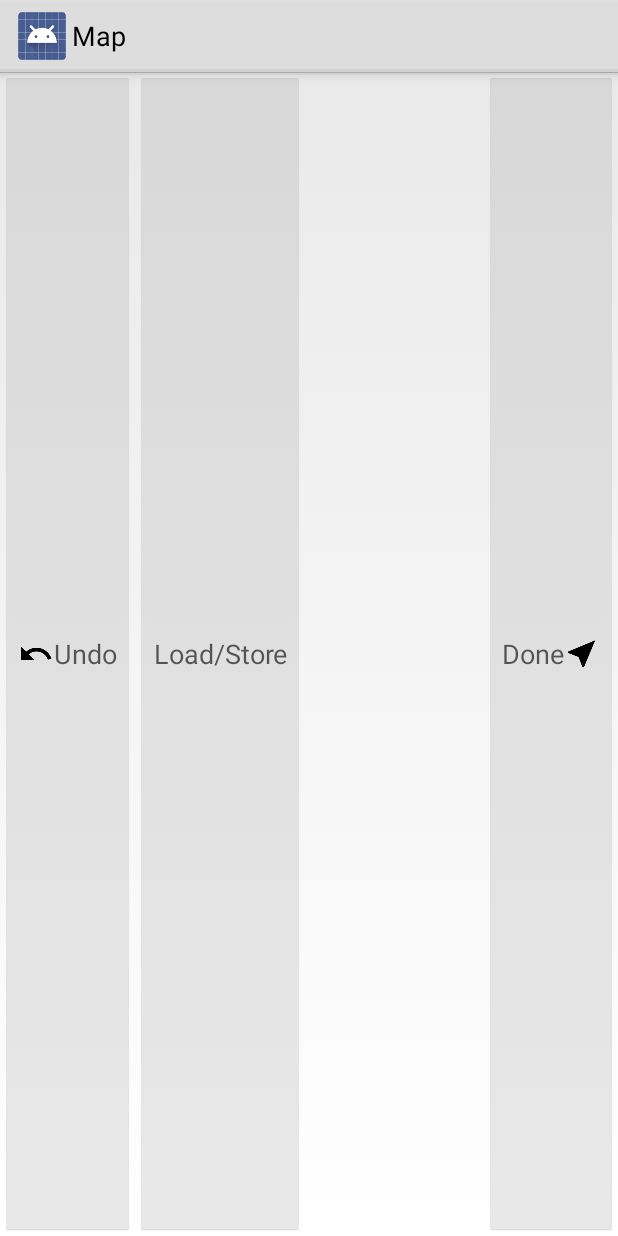
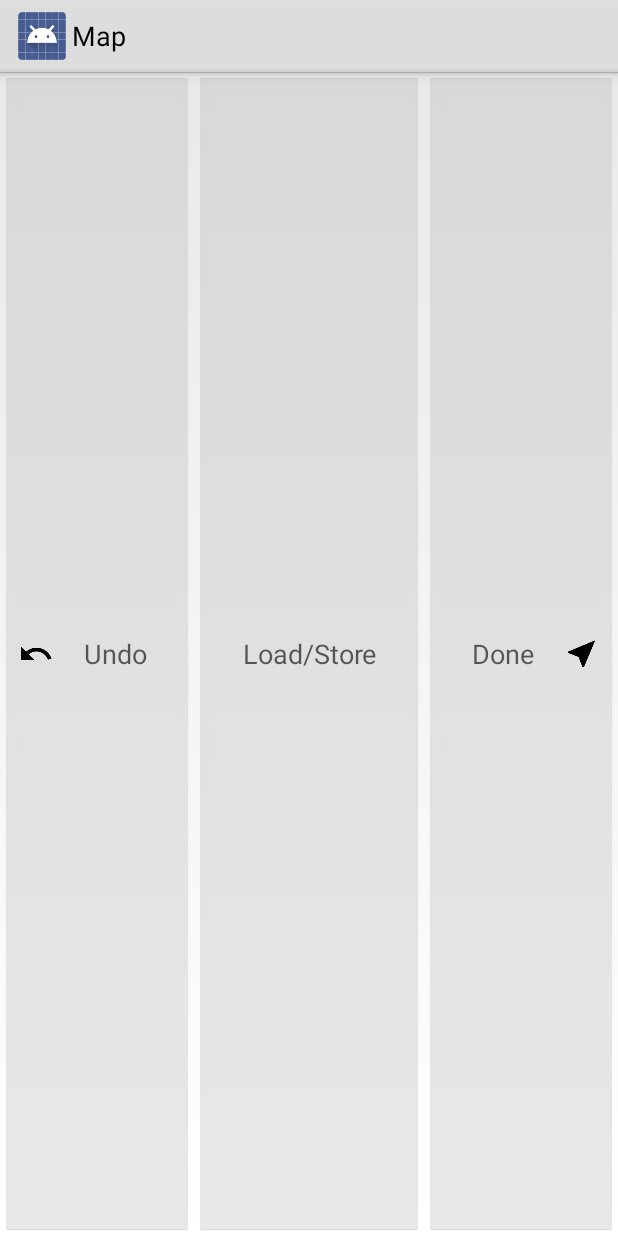
Before and after one commit to andiselinger/hikeMap, an Android app: the layout custom_action_bar_layout.xml on its own in the app's theme, with its tools: preview values and no code run, on a phone screen of 412 x 824 dp. Run offline under Robolectric (Android 15) with nearby library versions, the phone set to English and light mode, and no system bars.

Commit message:
Style changes

```diff
--- a/app/src/main/java/com/example/andi/hikemap/FirebaseActivity.java
+++ b/app/src/main/java/com/example/andi/hikemap/FirebaseActivity.java
@@ -5,6 +5,7 @@ import android.os.Bundle;
 import android.app.Activity;
 import android.provider.Settings;
 import android.util.Log;
+import android.view.Gravity;
 import android.view.View;
 import android.view.WindowManager;
 import android.widget.Button;
@@ -203,8 +204,9 @@ public class FirebaseActivity extends Activity {
 
                 }
             });
-            LinearLayout.LayoutParams layoutParams = new LinearLayout.LayoutParams(300, 70);
-            layoutParams.setMargins(5, 3, 0, 0); // left, top, right, bottom
+            LinearLayout.LayoutParams layoutParams = new LinearLayout.LayoutParams(LinearLayout.LayoutParams.WRAP_CONTENT,
+                    LinearLayout.LayoutParams.WRAP_CONTENT);
+            layoutParams.setMargins(5, 5, 5, 5); // left, top, right, bottom
             button.setLayoutParams(layoutParams);
             linearLayout.addView(button);
         }
--- a/app/src/main/java/com/example/andi/hikemap/Info2Activity.java
+++ b/app/src/main/java/com/example/andi/hikemap/Info2Activity.java
@@ -1,6 +1,7 @@
 package com.example.andi.hikemap;
 
 import android.content.Intent;
+import android.graphics.Color;
 import android.os.Bundle;
 import android.app.Activity;
 import android.util.Log;
@@ -28,7 +29,7 @@ public class Info2Activity extends Activity {
         if (view == null) {
             Log.e("...", "asdfadsafasdfasfnull");
         } else {
-            view.setBackgroundColor(getResources().getColor(R.color.colorWhite));
+            view.setBackgroundColor(Color.WHITE);
         }
         getActionBar().setDisplayHomeAsUpEnabled(true);
         extractMarkerData();
--- a/app/src/main/res/layout/activity_info2.xml
+++ b/app/src/main/res/layout/activity_info2.xml
@@ -5,7 +5,6 @@
     android:layout_width="match_parent"
     android:layout_height="match_parent"
     android:backgroundTint="@color/colorWhite"
-    android:background="@drawable/white"
     android:paddingBottom="@dimen/activity_vertical_margin"
     android:paddingLeft="@dimen/activity_horizontal_margin"
     android:paddingRight="@dimen/activity_horizontal_margin"
--- a/app/src/main/res/layout/custom_action_bar_layout.xml
+++ b/app/src/main/res/layout/custom_action_bar_layout.xml
@@ -18,8 +18,8 @@
             android:drawableStart="@drawable/ic_undo_black_24dp"
             android:textColor="@color/colorBlack"
             android:backgroundTint="@color/colorDarkGrey"
+            android:layout_weight="1"
             android:text="@string/deleteLastMarker" />
-
 
         <Button
             android:id="@+id/buttonTopCenter"
@@ -27,12 +27,9 @@
             android:layout_height="match_parent"
             android:textColor="@color/colorBlack"
             android:backgroundTint="@color/colorDarkGrey"
+            android:layout_weight="1"
             android:text="@string/firebase" />
 
-        <View
-            android:layout_width="0dp"
-            android:layout_height="0dp"
-            android:layout_weight="1" />
         <Button
             android:id="@+id/start_stop_navigation"
             android:layout_width="wrap_content"
@@ -40,9 +37,9 @@
             android:textColor="@color/colorBlack"
             android:layout_alignParentRight="true"
             android:backgroundTint="@color/colorDarkGrey"
+            android:layout_weight="1"
             android:drawableEnd="@drawable/ic_near_me_black_24dp"
             android:text="@string/navigationModeToggleStartNav" />
-
 
     </LinearLayout>
 
```
